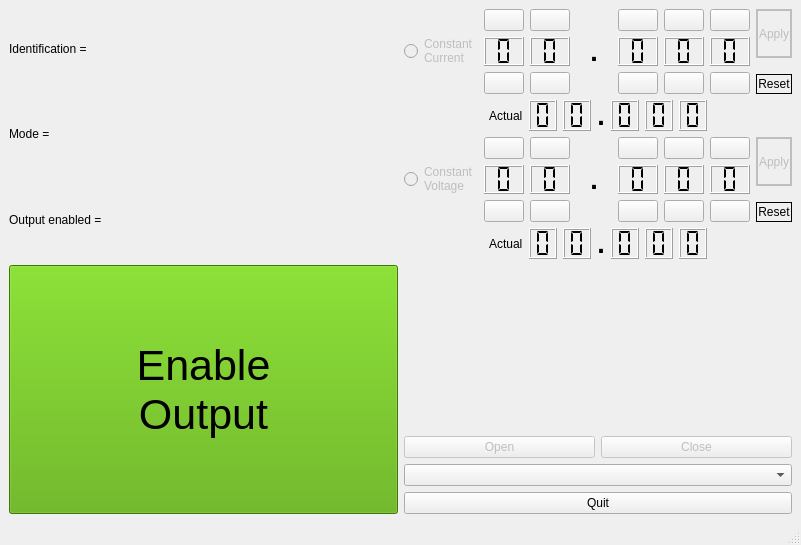
First picture: the form in PsuGuiControl/mainwindow.ui, repository bogflap/RemoteControlledPsu, before the edit.
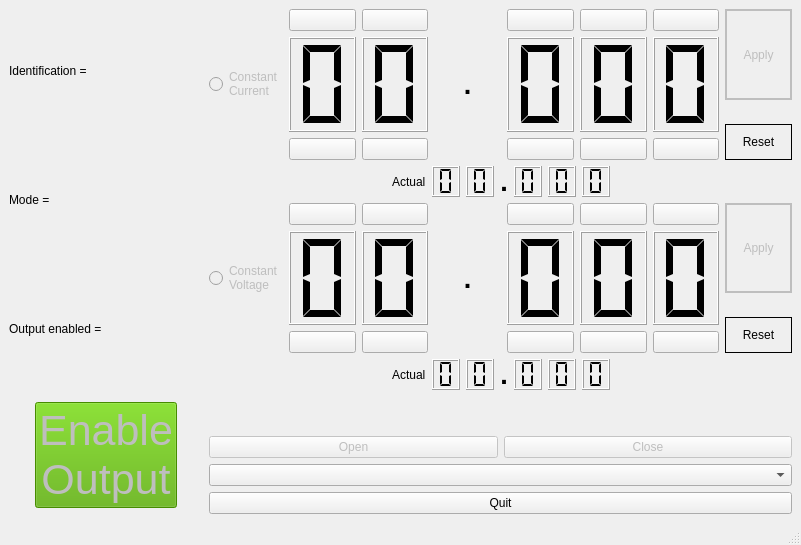
Second picture: the form after the edit. Icons and pictures are not drawn.

Commit message: Modified layout so that Enable Outbutton is smaller and disabled

Diff of the .ui file:
```diff
--- a/PsuGuiControl/mainwindow.ui
+++ b/PsuGuiControl/mainwindow.ui
@@ -14,53 +14,56 @@
    <string>MainWindow</string>
   </property>
   <widget class="QWidget" name="centralwidget">
-   <layout class="QGridLayout" name="gridLayout">
-    <item row="0" column="0">
-     <layout class="QHBoxLayout" name="horizontalLayout">
+   <layout class="QGridLayout" name="gridLayout" rowstretch="1,0" columnstretch="1,3">
+    <item row="1" column="1">
+     <layout class="QVBoxLayout" name="verticalLayout_20">
       <item>
-       <layout class="QVBoxLayout" name="verticalLayout_2">
-        <item>
-         <widget class="QLabel" name="identification">
-          <property name="sizePolicy">
-           <sizepolicy hsizetype="Preferred" vsizetype="Preferred">
-            <horstretch>0</horstretch>
-            <verstretch>0</verstretch>
-           </sizepolicy>
-          </property>
-          <property name="text">
-           <string>Identification = </string>
-          </property>
-         </widget>
-        </item>
-        <item>
-         <widget class="QLabel" name="mode">
-          <property name="text">
-           <string>Mode =</string>
-          </property>
-         </widget>
-        </item>
-        <item>
-         <widget class="QLabel" name="outputEnabled">
-          <property name="text">
-           <string>Output enabled = </string>
-          </property>
-         </widget>
-        </item>
-       </layout>
-      </item>
-      <item>
-       <spacer name="horizontalSpacer_5">
+       <spacer name="verticalSpacer_6">
         <property name="orientation">
-         <enum>Qt::Horizontal</enum>
+         <enum>Qt::Vertical</enum>
         </property>
         <property name="sizeHint" stdset="0">
          <size>
-          <width>40</width>
-          <height>20</height>
+          <width>20</width>
+          <height>40</height>
          </size>
         </property>
        </spacer>
       </item>
+      <item>
+       <layout class="QHBoxLayout" name="horizontalLayout_4">
+        <item>
+         <widget class="QPushButton" name="openButton">
+          <property name="enabled">
+           <bool>false</bool>
+          </property>
+          <property name="text">
+           <string>Open</string>
+          </property>
+         </widget>
+        </item>
+        <item>
+         <widget class="QPushButton" name="closeButton">
+          <property name="enabled">
+           <bool>false</bool>
+          </property>
+          <property name="text">
+           <string>Close</string>
+          </property>
+         </widget>
+        </item>
+       </layout>
+      </item>
+      <item>
+       <widget class="QComboBox" name="serialPort"/>
+      </item>
+      <item>
+       <widget class="QPushButton" name="quitButton">
+        <property name="text">
+         <string>Quit</string>
+        </property>
+       </widget>
+      </item>
      </layout>
     </item>
     <item row="0" column="1">
@@ -1032,9 +1035,27 @@
      </layout>
     </item>
     <item row="1" column="0">
+     <layout class="QHBoxLayout" name="horizontalLayout_7">
+      <item>
+       <spacer name="horizontalSpacer_6">
+        <property name="orientation">
+         <enum>Qt::Horizontal</enum>
+        </property>
+        <property name="sizeHint" stdset="0">
+         <size>
+          <width>40</width>
+          <height>20</height>
+         </size>
+        </property>
+       </spacer>
+      </item>
+      <item>
      <widget class="QPushButton" name="enableOutput">
+        <property name="enabled">
+         <bool>false</bool>
+        </property>
       <property name="sizePolicy">
-       <sizepolicy hsizetype="Minimum" vsizetype="Minimum">
+         <sizepolicy hsizetype="Minimum" vsizetype="Maximum">
         <horstretch>0</horstretch>
         <verstretch>0</verstretch>
        </sizepolicy>
@@ -1053,54 +1074,66 @@
       </property>
      </widget>
     </item>
-    <item row="1" column="1">
-     <layout class="QVBoxLayout" name="verticalLayout_20">
       <item>
-       <spacer name="verticalSpacer_6">
+       <spacer name="horizontalSpacer_7">
         <property name="orientation">
-         <enum>Qt::Vertical</enum>
+         <enum>Qt::Horizontal</enum>
         </property>
         <property name="sizeHint" stdset="0">
          <size>
-          <width>20</width>
-          <height>40</height>
+          <width>40</width>
+          <height>20</height>
          </size>
         </property>
        </spacer>
       </item>
+     </layout>
+    </item>
+    <item row="0" column="0">
+     <layout class="QHBoxLayout" name="horizontalLayout">
       <item>
-       <layout class="QHBoxLayout" name="horizontalLayout_4">
+       <layout class="QVBoxLayout" name="verticalLayout_2">
         <item>
-         <widget class="QPushButton" name="openButton">
-          <property name="enabled">
-           <bool>false</bool>
+         <widget class="QLabel" name="identification">
+          <property name="sizePolicy">
+           <sizepolicy hsizetype="Preferred" vsizetype="Preferred">
+            <horstretch>0</horstretch>
+            <verstretch>0</verstretch>
+           </sizepolicy>
           </property>
           <property name="text">
-           <string>Open</string>
+           <string>Identification = </string>
           </property>
          </widget>
         </item>
         <item>
-         <widget class="QPushButton" name="closeButton">
-          <property name="enabled">
-           <bool>false</bool>
+         <widget class="QLabel" name="mode">
+          <property name="text">
+           <string>Mode =</string>
           </property>
+         </widget>
+        </item>
+        <item>
+         <widget class="QLabel" name="outputEnabled">
           <property name="text">
-           <string>Close</string>
+           <string>Output enabled = </string>
           </property>
          </widget>
         </item>
        </layout>
       </item>
       <item>
-       <widget class="QComboBox" name="serialPort"/>
-      </item>
-      <item>
-       <widget class="QPushButton" name="quitButton">
-        <property name="text">
-         <string>Quit</string>
+       <spacer name="horizontalSpacer_5">
+        <property name="orientation">
+         <enum>Qt::Horizontal</enum>
         </property>
-       </widget>
+        <property name="sizeHint" stdset="0">
+         <size>
+          <width>40</width>
+          <height>20</height>
+         </size>
+        </property>
+       </spacer>
       </item>
      </layout>
     </item>
```
Lines whose indentation alone changed are shown as unchanged.
